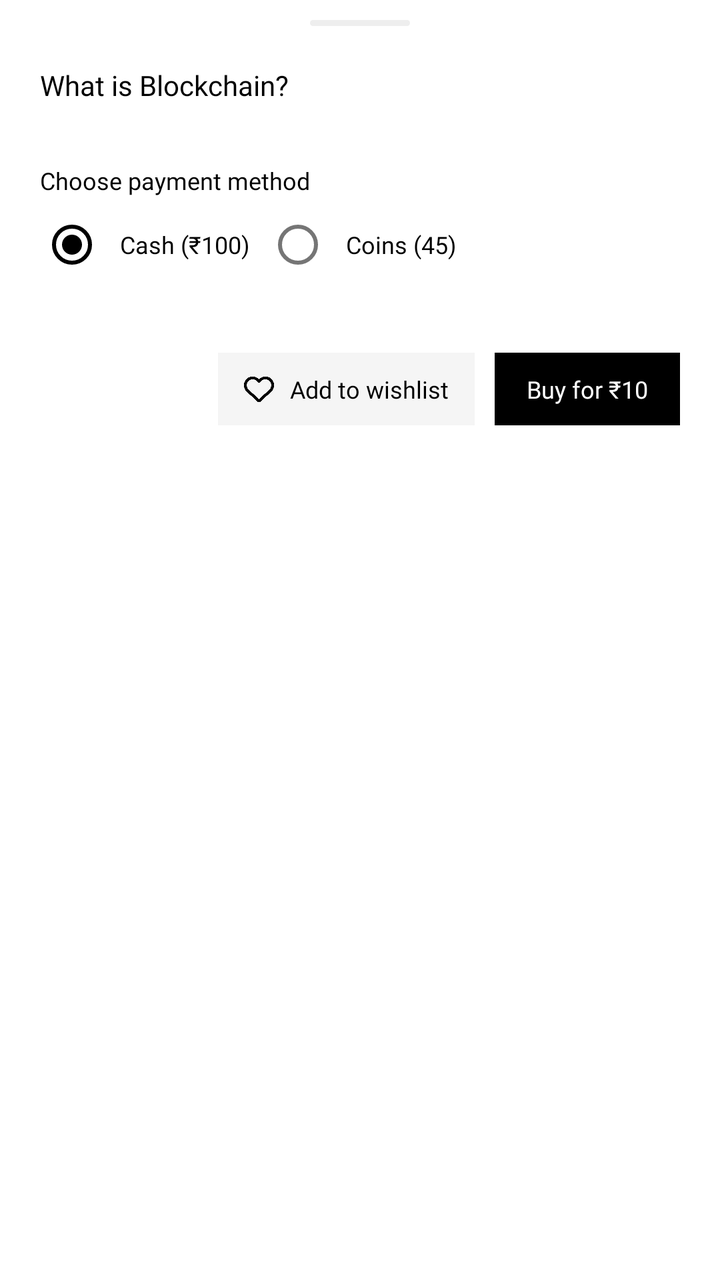
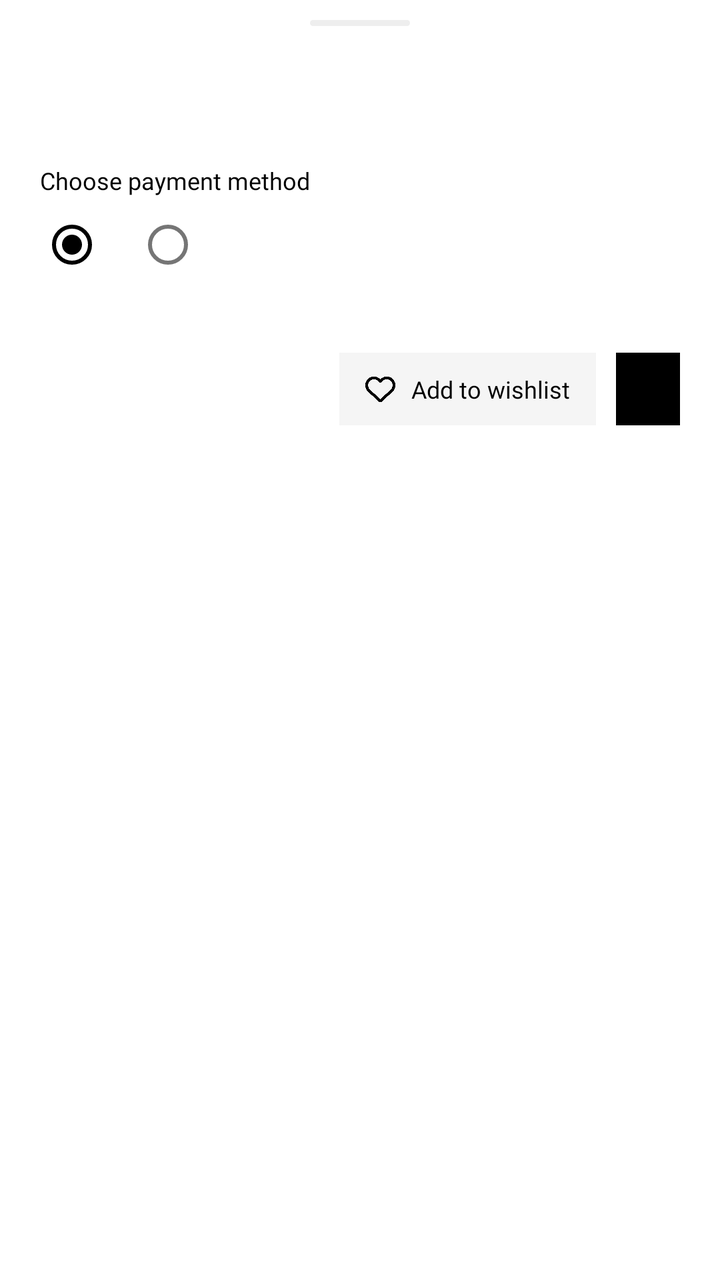

Compare the two renders of this Android layout. The source of the first and the diff that turns it into the second are given below.
<!-- AndroidManifest.xml: application theme Theme.PrepNest -->
<!-- res/layout/resource_purchase_sheet_layout.xml -->
<LinearLayout xmlns:android="http://schemas.android.com/apk/res/android"
    android:layout_width="match_parent"
    android:layout_height="match_parent"
    android:orientation="vertical">

    <LinearLayout
        android:id="@+id/container"
        android:layout_width="match_parent"
        android:layout_height="wrap_content"
        android:paddingLeft="20dp"
        android:paddingRight="20dp"
        android:background="#FFFFFF"
        android:orientation="vertical">

        <LinearLayout
            android:id="@+id/line"
            android:layout_width="50dp"
            android:layout_height="3dp"
            android:layout_marginTop="10dp"
            android:layout_marginBottom="20dp"
            android:padding="8dp"
            android:orientation="horizontal"
            android:layout_gravity="center_horizontal"
            android:background="@drawable/sheet_line_indicator" />

        <TextView
            android:id="@+id/resource_title"
            android:focusable="false"
            android:layout_width="wrap_content"
            android:layout_height="wrap_content"
            android:text="What is Blockchain\?"
            android:textSize="14sp"
            android:textColor="#000000"
            android:fontFamily="@font/bold" />

        <LinearLayout
            android:id="@+id/meta_data_container"
            android:layout_width="wrap_content"
            android:layout_height="wrap_content"
            android:layout_marginTop="5dp"
            android:layout_marginBottom="25dp"
            android:gravity="center_vertical"
            android:orientation="horizontal"
            android:layout_below="@id/tags_container">

            <LinearLayout
                android:id="@+id/rating_container"
                android:layout_width="wrap_content"
                android:layout_height="wrap_content"
                android:layout_marginRight="13dp"
                android:paddingLeft="10dp"
                android:paddingTop="2dp"
                android:paddingRight="10dp"
                android:paddingBottom="2dp"
                android:background="#FFF3E0"
                android:gravity="center_horizontal|center_vertical"
                android:orientation="horizontal"
                android:visibility="gone">

                <TextView
                    android:id="@+id/rating_txt"
                    android:focusable="false"
                    android:layout_width="wrap_content"
                    android:layout_height="wrap_content"
                    android:text="4.5"
                    android:textSize="12sp"
                    android:textColor="#F57C00"
                    android:translationY="1.5dp"
                    android:fontFamily="@font/medium" />

                <ImageView
                    android:id="@+id/rating_img"
                    android:focusable="false"
                    android:layout_width="10dp"
                    android:layout_height="10dp"
                    android:layout_marginLeft="3dp"
                    android:src="@drawable/icon_star"
                    android:scaleType="fitCenter"
                    android:tint="#F57C00" />
            </LinearLayout>

            <TextView
                android:id="@+id/subject_name_txt"
                android:focusable="false"
                android:layout_width="wrap_content"
                android:layout_height="wrap_content"
                android:layout_marginRight="13dp"
                android:paddingLeft="10dp"
                android:paddingTop="2dp"
                android:paddingRight="10dp"
                android:paddingBottom="2dp"
                android:background="#F5F5F5"
                android:text="• C++"
                android:textSize="12sp"
                android:textColor="#757575"
                android:translationY="1.0dp"
                android:fontFamily="@font/medium"
                android:visibility="gone" />

            <TextView
                android:id="@+id/session_txt"
                android:focusable="false"
                android:layout_width="wrap_content"
                android:layout_height="wrap_content"
                android:layout_marginRight="13dp"
                android:paddingLeft="10dp"
                android:paddingTop="2dp"
                android:paddingRight="10dp"
                android:paddingBottom="2dp"
                android:background="#F5F5F5"
                android:text="2024-25"
                android:textSize="12sp"
                android:textColor="#757575"
                android:translationY="1.0dp"
                android:fontFamily="@font/medium"
                android:visibility="gone" />
        </LinearLayout>

        <TextView
            android:id="@+id/choose_payment_title"
            android:focusable="false"
            android:layout_width="wrap_content"
            android:layout_height="wrap_content"
            android:text="Choose payment method"
            android:textSize="12sp"
            android:textColor="#000000"
            android:fontFamily="@font/semibold" />

        <RadioGroup
            android:id="@+id/radiogroup"
            android:layout_width="match_parent"
            android:layout_height="wrap_content"
            android:layout_marginBottom="30dp"
            android:gravity="center_vertical"
            android:orientation="horizontal">

            <RadioButton
                android:id="@+id/cash_radiobutton"
                android:focusable="false"
                android:layout_width="wrap_content"
                android:layout_height="wrap_content"
                android:padding="8dp"
                android:gravity="center_vertical"
                android:text="Cash (₹100)"
                android:textSize="12sp"
                android:textColor="#000000"
                android:checked="true"
                android:fontFamily="@font/medium" />

            <RadioButton
                android:id="@+id/coins_radiobutton"
                android:focusable="false"
                android:layout_width="wrap_content"
                android:layout_height="wrap_content"
                android:padding="8dp"
                android:gravity="center_vertical"
                android:text="Coins (45)"
                android:textSize="12sp"
                android:textColor="#000000"
                android:fontFamily="@font/medium" />
        </RadioGroup>

        <LinearLayout
            android:id="@+id/btns_container"
            android:layout_width="match_parent"
            android:layout_height="wrap_content"
            android:layout_marginBottom="20dp"
            android:gravity="right|center_vertical"
            android:orientation="horizontal">

            <LinearLayout
                android:id="@+id/btn_wishlist"
                android:layout_width="wrap_content"
                android:layout_height="wrap_content"
                android:background="#F5F5F5"
                android:gravity="center_vertical"
                android:orientation="horizontal">

                <ImageView
                    android:id="@+id/icon_wishlist"
                    android:focusable="false"
                    android:layout_width="25dp"
                    android:layout_height="25dp"
                    android:layout_marginLeft="8dp"
                    android:layout_marginRight="3dp"
                    android:padding="5dp"
                    android:src="@drawable/icon_heart_hollow"
                    android:scaleType="fitCenter" />

                <TextView
                    android:id="@+id/btn_wishlist_txt"
                    android:focusable="false"
                    android:layout_width="wrap_content"
                    android:layout_height="wrap_content"
                    android:layout_marginRight="13dp"
                    android:paddingTop="10dp"
                    android:paddingBottom="10dp"
                    android:text="Add to wishlist"
                    android:textSize="12sp"
                    android:textColor="#000000"
                    android:fontFamily="@font/medium" />
            </LinearLayout>

            <TextView
                android:id="@+id/btn_buy"
                android:focusable="false"
                android:layout_width="wrap_content"
                android:layout_height="wrap_content"
                android:layout_marginLeft="10dp"
                android:paddingLeft="16dp"
                android:paddingTop="10dp"
                android:paddingRight="16dp"
                android:paddingBottom="10dp"
                android:background="#000000"
                android:text="Buy for ₹10"
                android:textSize="12sp"
                android:textColor="#FFFFFF"
                android:fontFamily="@font/medium" />
        </LinearLayout>
    </LinearLayout>
</LinearLayout>
<!-- resources referenced by this layout -->
<resources>
  <!-- drawable icon_heart_hollow: png bitmap (drawable-xhdpi, 11765 bytes) -->
  <!-- drawable icon_star: png bitmap (drawable-xhdpi, 10701 bytes) -->
  <!-- drawable sheet_line_indicator (drawable) -->
  <?xml version="1.0" encoding="utf-8"?>
  <shape xmlns:android="http://schemas.android.com/apk/res/android"
      android:shape="rectangle">
  
      <solid android:color="#EEEEEE" />
  
      <corners android:radius="360px" />
  </shape>
  <style name="Theme.PrepNest" parent="Theme.MaterialComponents.DayNight.NoActionBar">
          
          <item name="colorPrimary">@color/colorPrimary</item>
          <item name="colorPrimaryVariant">@color/colorPrimaryVariant</item>
          <item name="colorOnPrimary">@color/colorOnPrimary</item>
          <item name="colorSecondary">@color/colorSecondary</item>
          <item name="colorSecondaryVariant">@color/colorSecondaryVariant</item>
          <item name="colorOnSecondary">@color/colorOnSecondary</item>
          
          <item name="android:colorBackground">@color/colorBackground</item>
          <item name="colorSurface">@color/colorSurface</item>
          <item name="colorOnSurface">@color/colorOnSurface</item>
          
          <item name="colorError">@color/colorError</item>
          <item name="colorOnError">@color/colorOnError</item>
          
  
          
  
          <item name="android:windowTranslucentStatus">false</item>
          <item name="android:windowContentOverlay">@null</item>
          <item name="android:windowBackground">@color/white</item>
  
          <item name="android:windowDrawsSystemBarBackgrounds">true</item>
          <item name="colorControlActivated">@color/colorSecondary</item>
          <item name="colorControlHighlight">@color/colorSecondaryVariant</item>
          <item name="android:textColorHighlight">@color/colorSecondaryVariant</item>
          <item name="android:navigationBarColor">@android:color/white</item>
          <item name="android:enforceNavigationBarContrast">false</item>
      </style>
  <color name="colorPrimary">#FFFFFF</color>
  <color name="colorPrimaryVariant">#FFFFFF</color>
  <color name="colorOnPrimary">#000000</color>
  <color name="colorSecondary">#000000</color>
  <color name="colorSecondaryVariant">#54000000</color>
  <color name="colorOnSecondary">#FFFFFF</color>
  <color name="colorBackground">#FFFFFF</color>
  <color name="colorSurface">#FFFFFF</color>
  <color name="colorOnSurface">#000000</color>
  <color name="colorError">#B00020</color>
  <color name="colorOnError">#FFFFFF</color>
  <color name="white">#FFFFFF</color>
</resources>

<!-- the commit's change to res/layout/resource_purchase_sheet_layout.xml (unified diff, before → after) -->
@@ -1,221 +1,215 @@
 <LinearLayout xmlns:android="http://schemas.android.com/apk/res/android"
+    xmlns:app="http://schemas.android.com/apk/res-auto"
+    android:id="@+id/container"
     android:layout_width="match_parent"
-    android:layout_height="match_parent"
-    android:orientation="vertical">
+    android:layout_height="wrap_content"
+    android:background="#FFFFFF"
+    android:orientation="vertical"
+    android:paddingLeft="20dp"
+    android:paddingRight="20dp">
 
     <LinearLayout
-        android:id="@+id/container"
-        android:layout_width="match_parent"
-        android:layout_height="wrap_content"
-        android:paddingLeft="20dp"
-        android:paddingRight="20dp"
-        android:background="#FFFFFF"
-        android:orientation="vertical">
+        android:id="@+id/line"
+        android:layout_width="50dp"
+        android:layout_height="3dp"
+        android:layout_gravity="center_horizontal"
+        android:layout_marginTop="10dp"
+        android:layout_marginBottom="20dp"
+        android:background="@drawable/sheet_line_indicator"
+        android:orientation="horizontal"
+        android:padding="8dp" />
+
+    <TextView
+        android:id="@+id/resource_title"
+        android:layout_width="wrap_content"
+        android:layout_height="wrap_content"
+        android:focusable="false"
+        android:fontFamily="@font/bold"
+        android:text=""
+        android:textColor="#000000"
+        android:textSize="14sp" />
+
+    <LinearLayout
+        android:id="@+id/meta_data_container"
+        android:layout_width="wrap_content"
+        android:layout_height="wrap_content"
+        android:layout_marginTop="5dp"
+        android:layout_marginBottom="25dp"
+        android:gravity="center_vertical"
+        android:orientation="horizontal">
 
         <LinearLayout
-            android:id="@+id/line"
-            android:layout_width="50dp"
-            android:layout_height="3dp"
-            android:layout_marginTop="10dp"
-            android:layout_marginBottom="20dp"
-            android:padding="8dp"
+            android:id="@+id/rating_container"
+            android:layout_width="wrap_content"
+            android:layout_height="wrap_content"
+            android:layout_marginEnd="13dp"
+            android:background="#FFF3E0"
+            android:gravity="center_horizontal|center_vertical"
             android:orientation="horizontal"
-            android:layout_gravity="center_horizontal"
-            android:background="@drawable/sheet_line_indicator" />
-
-        <TextView
-            android:id="@+id/resource_title"
-            android:focusable="false"
-            android:layout_width="wrap_content"
-            android:layout_height="wrap_content"
-            android:text="What is Blockchain\?"
-            android:textSize="14sp"
-            android:textColor="#000000"
-            android:fontFamily="@font/bold" />
-
-        <LinearLayout
-            android:id="@+id/meta_data_container"
-            android:layout_width="wrap_content"
-            android:layout_height="wrap_content"
-            android:layout_marginTop="5dp"
-            android:layout_marginBottom="25dp"
-            android:gravity="center_vertical"
-            android:orientation="horizontal"
-            android:layout_below="@id/tags_container">
-
-            <LinearLayout
-                android:id="@+id/rating_container"
+            android:paddingLeft="10dp"
+            android:paddingTop="2dp"
+            android:paddingRight="10dp"
+            android:paddingBottom="2dp"
+            android:visibility="gone">
+
+            <TextView
+                android:id="@+id/rating_txt"
                 android:layout_width="wrap_content"
                 android:layout_height="wrap_content"
-                android:layout_marginRight="13dp"
-                android:paddingLeft="10dp"
-                android:paddingTop="2dp"
-                android:paddingRight="10dp"
-                android:paddingBottom="2dp"
-                android:background="#FFF3E0"
-                android:gravity="center_horizontal|center_vertical"
-                android:orientation="horizontal"
-                android:visibility="gone">
-
-                <TextView
-                    android:id="@+id/rating_txt"
-                    android:focusable="false"
-                    android:layout_width="wrap_content"
-                    android:layout_height="wrap_content"
-                    android:text="4.5"
-                    android:textSize="12sp"
-                    android:textColor="#F57C00"
-                    android:translationY="1.5dp"
-                    android:fontFamily="@font/medium" />
-
-                <ImageView
-                    android:id="@+id/rating_img"
-                    android:focusable="false"
-                    android:layout_width="10dp"
-                    android:layout_height="10dp"
-                    android:layout_marginLeft="3dp"
-                    android:src="@drawable/icon_star"
-                    android:scaleType="fitCenter"
-                    android:tint="#F57C00" />
-            </LinearLayout>
+                android:focusable="false"
+                android:fontFamily="@font/medium"
+                android:text=""
+                android:textColor="#F57C00"
+                android:textSize="12sp"
+                android:translationY="1.5dp" />
+
+            <ImageView
+                android:id="@+id/rating_img"
+                android:layout_width="10dp"
+                android:layout_height="10dp"
+                android:layout_marginStart="3dp"
+                android:focusable="false"
+                android:scaleType="fitCenter"
+                android:src="@drawable/icon_star"
+                app:tint="#F57C00" />
+        </LinearLayout>
+
+        <TextView
+            android:id="@+id/subject_name_txt"
+            android:layout_width="wrap_content"
+            android:layout_height="wrap_content"
+            android:layout_marginEnd="13dp"
+            android:background="#F5F5F5"
+            android:focusable="false"
+            android:fontFamily="@font/medium"
+            android:paddingLeft="10dp"
+            android:paddingTop="2dp"
+            android:paddingRight="10dp"
+            android:paddingBottom="2dp"
+            android:text=""
+            android:textColor="#757575"
+            android:textSize="12sp"
+            android:translationY="1.0dp"
+            android:visibility="gone" />
+
+        <TextView
+            android:id="@+id/session_txt"
+            android:layout_width="wrap_content"
+            android:layout_height="wrap_content"
+            android:layout_marginEnd="13dp"
+            android:background="#F5F5F5"
+            android:focusable="false"
+            android:fontFamily="@font/medium"
+            android:paddingLeft="10dp"
+            android:paddingTop="2dp"
+            android:paddingRight="10dp"
+            android:paddingBottom="2dp"
+            android:text=""
+            android:textColor="#757575"
+            android:textSize="12sp"
+            android:translationY="1.0dp"
+            android:visibility="gone" />
+    </LinearLayout>
+
+    <TextView
+        android:id="@+id/choose_payment_title"
+        android:layout_width="wrap_content"
+        android:layout_height="wrap_content"
+        android:focusable="false"
+        android:fontFamily="@font/semibold"
+        android:text="@string/choose_payment_method"
+        android:textColor="#000000"
+        android:textSize="12sp" />
+
+    <RadioGroup
+        android:id="@+id/radiogroup"
+        android:layout_width="match_parent"
+        android:layout_height="wrap_content"
+        android:layout_marginBottom="30dp"
+        android:gravity="center_vertical"
+        android:orientation="horizontal">
+
+        <RadioButton
+            android:id="@+id/cash_radiobutton"
+            android:layout_width="wrap_content"
+            android:layout_height="wrap_content"
+            android:checked="true"
+            android:focusable="false"
+            android:fontFamily="@font/medium"
+            android:gravity="center_vertical"
+            android:padding="8dp"
+            android:text=""
+            android:textColor="#000000"
+            android:textSize="12sp" />
+
+        <RadioButton
+            android:id="@+id/coins_radiobutton"
+            android:layout_width="wrap_content"
+            android:layout_height="wrap_content"
+            android:focusable="false"
+            android:fontFamily="@font/medium"
+            android:gravity="center_vertical"
+            android:padding="8dp"
+            android:text=""
+            android:textColor="#000000"
+            android:textSize="12sp" />
+    </RadioGroup>
+
+    <LinearLayout
+        android:id="@+id/btns_container"
+        android:layout_width="match_parent"
+        android:layout_height="wrap_content"
+        android:layout_marginBottom="20dp"
+        android:gravity="end|center_vertical"
+        android:orientation="horizontal">
+
+        <LinearLayout
+            android:id="@+id/btn_wishlist"
+            android:layout_width="wrap_content"
+            android:layout_height="wrap_content"
+            android:background="#F5F5F5"
+            android:gravity="center_vertical"
+            android:orientation="horizontal">
+
+            <ImageView
+                android:id="@+id/icon_wishlist"
+                android:layout_width="25dp"
+                android:layout_height="25dp"
+                android:layout_marginStart="8dp"
+                android:layout_marginEnd="3dp"
+                android:focusable="false"
+                android:padding="5dp"
+                android:scaleType="fitCenter"
+                android:src="@drawable/icon_heart_hollow" />
 
             <TextView
-                android:id="@+id/subject_name_txt"
-                android:focusable="false"
+                android:id="@+id/btn_wishlist_txt"
                 android:layout_width="wrap_content"
                 android:layout_height="wrap_content"
-                android:layout_marginRight="13dp"
-                android:paddingLeft="10dp"
-                android:paddingTop="2dp"
-                android:paddingRight="10dp"
-                android:paddingBottom="2dp"
-                android:background="#F5F5F5"
-                android:text="• C++"
-                android:textSize="12sp"
-                android:textColor="#757575"
-                android:translationY="1.0dp"
+                android:layout_marginEnd="13dp"
+                android:focusable="false"
                 android:fontFamily="@font/medium"
-                android:visibility="gone" />
-
-            <TextView
-                android:id="@+id/session_txt"
-                android:focusable="false"
-                android:layout_width="wrap_content"
-                android:layout_height="wrap_content"
-                android:layout_marginRight="13dp"
-                android:paddingLeft="10dp"
-                android:paddingTop="2dp"
-                android:paddingRight="10dp"
-                android:paddingBottom="2dp"
-                android:background="#F5F5F5"
-                android:text="2024-25"
-                android:textSize="12sp"
-                android:textColor="#757575"
-                android:translationY="1.0dp"
-                android:fontFamily="@font/medium"
-                android:visibility="gone" />
+                android:paddingTop="10dp"
+                android:paddingBottom="10dp"
+                android:text="@string/add_to_wishlist"
+                android:textColor="#000000"
+                android:textSize="12sp" />
         </LinearLayout>
 
         <TextView
-            android:id="@+id/choose_payment_title"
-            android:focusable="false"
-            android:layout_width="wrap_content"
-            android:layout_height="wrap_content"
-            android:text="Choose payment method"
-            android:textSize="12sp"
-            android:textColor="#000000"
-            android:fontFamily="@font/semibold" />
-
-        <RadioGroup
-            android:id="@+id/radiogroup"
-            android:layout_width="match_parent"
-            android:layout_height="wrap_content"
-            android:layout_marginBottom="30dp"
-            android:gravity="center_vertical"
-            android:orientation="horizontal">
-
-            <RadioButton
-                android:id="@+id/cash_radiobutton"
-                android:focusable="false"
-                android:layout_width="wrap_content"
-                android:layout_height="wrap_content"
-                android:padding="8dp"
-                android:gravity="center_vertical"
-                android:text="Cash (₹100)"
-                android:textSize="12sp"
-                android:textColor="#000000"
-                android:checked="true"
-                android:fontFamily="@font/medium" />
-
-            <RadioButton
-                android:id="@+id/coins_radiobutton"
-                android:focusable="false"
-                android:layout_width="wrap_content"
-                android:layout_height="wrap_content"
-                android:padding="8dp"
-                android:gravity="center_vertical"
-                android:text="Coins (45)"
-                android:textSize="12sp"
-                android:textColor="#000000"
-                android:fontFamily="@font/medium" />
-        </RadioGroup>
-
-        <LinearLayout
-            android:id="@+id/btns_container"
-            android:layout_width="match_parent"
-            android:layout_height="wrap_content"
-            android:layout_marginBottom="20dp"
-            android:gravity="right|center_vertical"
-            android:orientation="horizontal">
-
-            <LinearLayout
-                android:id="@+id/btn_wishlist"
-                android:layout_width="wrap_content"
-                android:layout_height="wrap_content"
-                android:background="#F5F5F5"
-                android:gravity="center_vertical"
-                android:orientation="horizontal">
-
-                <ImageView
-                    android:id="@+id/icon_wishlist"
-                    android:focusable="false"
-                    android:layout_width="25dp"
-                    android:layout_height="25dp"
-                    android:layout_marginLeft="8dp"
-                    android:layout_marginRight="3dp"
-                    android:padding="5dp"
-                    android:src="@drawable/icon_heart_hollow"
-                    android:scaleType="fitCenter" />
-
-                <TextView
-                    android:id="@+id/btn_wishlist_txt"
-                    android:focusable="false"
-                    android:layout_width="wrap_content"
-                    android:layout_height="wrap_content"
-                    android:layout_marginRight="13dp"
-                    android:paddingTop="10dp"
-                    android:paddingBottom="10dp"
-                    android:text="Add to wishlist"
-                    android:textSize="12sp"
-                    android:textColor="#000000"
-                    android:fontFamily="@font/medium" />
-            </LinearLayout>
-
-            <TextView
-                android:id="@+id/btn_buy"
-                android:focusable="false"
-                android:layout_width="wrap_content"
-                android:layout_height="wrap_content"
-                android:layout_marginLeft="10dp"
-                android:paddingLeft="16dp"
-                android:paddingTop="10dp"
-                android:paddingRight="16dp"
-                android:paddingBottom="10dp"
-                android:background="#000000"
-                android:text="Buy for ₹10"
-                android:textSize="12sp"
-                android:textColor="#FFFFFF"
-                android:fontFamily="@font/medium" />
-        </LinearLayout>
+            android:id="@+id/btn_buy"
+            android:layout_width="wrap_content"
+            android:layout_height="wrap_content"
+            android:layout_marginStart="10dp"
+            android:background="#000000"
+            android:focusable="false"
+            android:fontFamily="@font/medium"
+            android:paddingLeft="16dp"
+            android:paddingTop="10dp"
+            android:paddingRight="16dp"
+            android:paddingBottom="10dp"
+            android:text=""
+            android:textColor="#FFFFFF"
+            android:textSize="12sp" />
     </LinearLayout>
 </LinearLayout>
<!-- resource entries referenced after the edit -->
@@ -11,6 +11,8 @@
   
       <corners android:radius="360px" />
   </shape>
+  <string name="add_to_wishlist">Add to wishlist</string>
+  <string name="choose_payment_method">Choose payment method</string>
   <style name="Theme.PrepNest" parent="Theme.MaterialComponents.DayNight.NoActionBar">
           
           <item name="colorPrimary">@color/colorPrimary</item>
@@ -38,7 +40,6 @@
           <item name="colorControlActivated">@color/colorSecondary</item>
           <item name="colorControlHighlight">@color/colorSecondaryVariant</item>
           <item name="android:textColorHighlight">@color/colorSecondaryVariant</item>
-          <item name="android:navigationBarColor">@android:color/white</item>
           <item name="android:enforceNavigationBarContrast">false</item>
       </style>
   <color name="colorPrimary">#FFFFFF</color>
